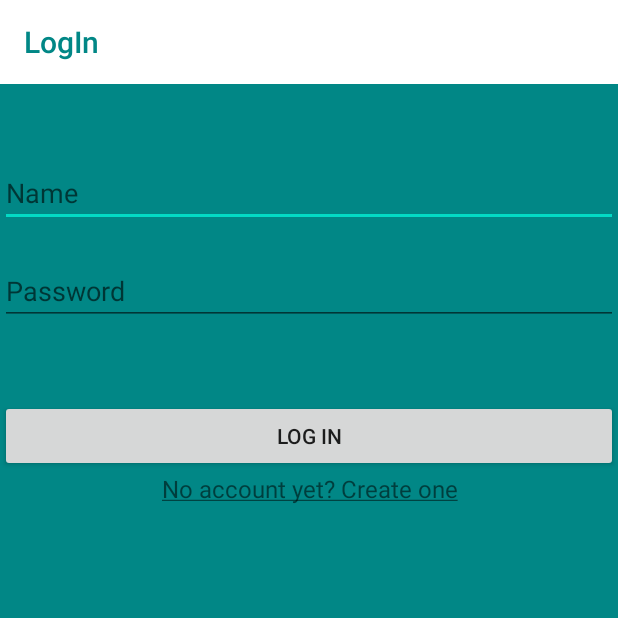
After one commit to Ruth-Mwangi/Check-Me-Out, an Android app: the fragment LogInFragment shown on its own in the app's theme, on a phone screen of 412 x 824 dp, the top half of it. The commit adds this screen. Run offline under Robolectric (Android 15) with nearby library versions, the phone set to English and light mode, and no system bars; our stand-ins replace ButterKnife; Roboto replaces fonts that are not available here.

Commit message:
Testing  fragments

```diff
--- /dev/null
+++ b/app/src/main/java/com/ruth/checkmeout/LogInFragment.java
@@ -0,0 +1,68 @@
+package com.ruth.checkmeout;
+
+import android.content.Intent;
+import android.os.Bundle;
+import android.view.LayoutInflater;
+import android.view.View;
+import android.view.ViewGroup;
+import android.widget.Button;
+import android.widget.EditText;
+import android.widget.TextView;
+
+import androidx.annotation.NonNull;
+import androidx.annotation.Nullable;
+import androidx.appcompat.app.ActionBarDrawerToggle;
+import androidx.drawerlayout.widget.DrawerLayout;
+import androidx.fragment.app.Fragment;
+
+import com.google.android.material.navigation.NavigationView;
+
+import butterknife.BindView;
+import butterknife.ButterKnife;
+
+public class LogInFragment extends Fragment implements View.OnClickListener {
+    @BindView(R.id.activity_main)
+    DrawerLayout dl;
+    @BindView(R.id.navigation)
+    NavigationView nv;
+    @BindView(R.id.link_signup)
+    TextView link_signup;
+    @BindView(R.id.logInButton)
+    Button logInButton;
+    @BindView(R.id.logInEmail)
+    EditText logInEmail;
+    @BindView(R.id.logInPassword) EditText logInPassword;
+    @Nullable
+    @Override
+    public View onCreateView(@NonNull LayoutInflater inflater, @Nullable ViewGroup container, @Nullable Bundle savedInstanceState) {
+        View view=inflater.inflate(R.layout.activity_login,container,false);
+        ButterKnife.bind(this,view);
+
+        link_signup.setOnClickListener(this);
+        logInButton.setOnClickListener(this);
+
+        Intent intent=getActivity().getIntent();
+        logInEmail.setText(intent.getStringExtra("email"));
+        logInPassword.setText(intent.getStringExtra("password"));
+        //profileHeadName.setText(intent.getStringExtra("name"));
+        return view;
+    }
+
+    @Override
+    public void onClick(View v) {
+        if(v==link_signup){
+            Intent intent=new Intent(getActivity(),SignUp.class);
+            startActivity(intent);
+        }
+        else if(v==logInButton){
+            Intent signUpIntent=getActivity().getIntent();
+            Intent intent=new Intent(getActivity(),MainActivity.class);
+            intent.putExtra("name",signUpIntent.getStringExtra("name"));
+            intent.putExtra("email",signUpIntent.getStringExtra("email"));
+            startActivity(intent);
+
+
+        }
+
+    }
+}
```
Also changed, not shown: app/src/main/java/com/ruth/checkmeout/MainActivity.java (+7 -2 lines).
